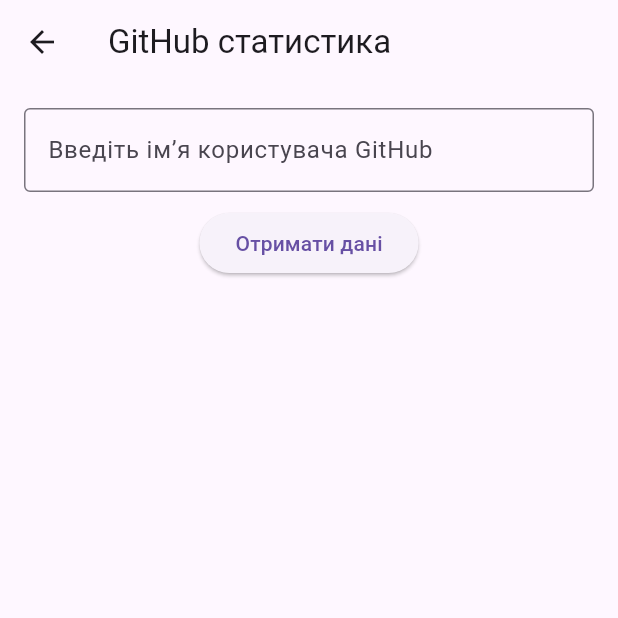
After one commit to ykureninova/crossplatform-programming-labs, a Flutter app: the GithubPage screen opened by its route, on a phone screen of 412 x 824 dp, the top half of it. The commit adds this screen. Run offline on Flutter 3.47's test engine with Material 3 defaults, Android fonts, the phone set to English and light mode, and no system bars; our stand-ins replace go_router.

Commit message:
Fifth lab added

```diff
--- a/lib/app_router.dart
+++ b/lib/app_router.dart
@@ -1,14 +1,12 @@
 import 'package:go_router/go_router.dart';
 import 'views/home_page.dart';
 import 'views/about_page.dart';
+import 'views/github_page.dart';
 
 class AppRouter {
   static final router = GoRouter(
     routes: [
-      GoRoute(
-        path: '/',
-        builder: (context, state) => const HomePage(),
-      ),
+      GoRoute(path: '/', builder: (context, state) => const HomePage()),
       GoRoute(
         path: '/about/:index',
         builder: (context, state) {
@@ -16,6 +14,7 @@
           return AboutPage(index: index);
         },
       ),
+      GoRoute(path: '/github', builder: (context, state) => const GithubPage()),
     ],
   );
 }
--- /dev/null
+++ b/lib/models/github_model.dart
@@ -0,0 +1,31 @@
+class GithubModel {
+  final String login;
+  final String avatarUrl;
+  final int publicRepos;
+  final int followers;
+  final int following;
+  final String htmlUrl;
+  final String bio;
+
+  GithubModel({
+    required this.login,
+    required this.avatarUrl,
+    required this.publicRepos,
+    required this.followers,
+    required this.following,
+    required this.htmlUrl,
+    required this.bio,
+  });
+
+  factory GithubModel.fromJson(Map<String, dynamic> json) {
+    return GithubModel(
+      login: json['login'] ?? '',
+      avatarUrl: json['avatar_url'] ?? '',
+      publicRepos: json['public_repos'] ?? 0,
+      followers: json['followers'] ?? 0,
+      following: json['following'] ?? 0,
+      htmlUrl: json['html_url'] ?? '',
+      bio: json['bio'] ?? '',
+    );
+  }
+}
--- /dev/null
+++ b/lib/repositories/github_repository.dart
@@ -0,0 +1,10 @@
+import '../models/github_model.dart';
+import '../services/github_service.dart';
+
+class GithubRepository {
+  final GithubService _service = GithubService();
+
+  Future<GithubModel?> getUserData(String username) {
+    return _service.fetchUser(username);
+  }
+}
--- /dev/null
+++ b/lib/viewmodels/github_viewmodel.dart
@@ -0,0 +1,22 @@
+import 'package:flutter/foundation.dart';
+import '../models/github_model.dart';
+import '../repositories/github_repository.dart';
+
+class GithubViewModel extends ChangeNotifier {
+  final GithubRepository _repo = GithubRepository();
+  GithubModel? _user;
+  bool _loading = false;
+
+  GithubModel? get user => _user;
+  bool get loading => _loading;
+
+  Future<void> fetchUser(String username) async {
+    _loading = true;
+    notifyListeners();
+
+    _user = await _repo.getUserData(username);
+
+    _loading = false;
+    notifyListeners();
+  }
+}
--- /dev/null
+++ b/lib/views/github_page.dart
@@ -0,0 +1,106 @@
+import 'package:flutter/material.dart';
+import 'package:provider/provider.dart';
+import 'package:url_launcher/url_launcher.dart';
+import '../viewmodels/github_viewmodel.dart';
+import 'package:go_router/go_router.dart';
+
+class GithubPage extends StatefulWidget {
+  const GithubPage({super.key});
+
+  @override
+  State<GithubPage> createState() => _GithubPageState();
+}
+
+class _GithubPageState extends State<GithubPage> {
+  final _controller = TextEditingController();
+
+  Future<void> _openProfile(String url) async {
+    final uri = Uri.parse(url);
+    if (await canLaunchUrl(uri)) {
+      await launchUrl(uri, mode: LaunchMode.externalApplication);
+    } else {
+      if (!mounted) return;
+      ScaffoldMessenger.of(context).showSnackBar(
+        const SnackBar(content: Text('Не вдалося відкрити посилання')),
+      );
+    }
+  }
+
+  @override
+  Widget build(BuildContext context) {
+    final vm = Provider.of<GithubViewModel>(context);
+
+    return Scaffold(
+      appBar: AppBar(
+        title: const Text('GitHub статистика'),
+        leading: IconButton(
+          icon: const Icon(Icons.arrow_back),
+          onPressed: () => context.go('/'),
+        ),
+      ),
+      body: Padding(
+        padding: const EdgeInsets.all(16),
+        child: Column(
+          children: [
+            TextField(
+              controller: _controller,
+              decoration: const InputDecoration(
+                labelText: 'Введіть ім’я користувача GitHub',
+                border: OutlineInputBorder(),
+              ),
+            ),
+            const SizedBox(height: 10),
+            ElevatedButton(
+              onPressed: () {
+                final username = _controller.text.trim();
+                if (username.isNotEmpty) vm.fetchUser(username);
+              },
+              child: const Text('Отримати дані'),
+            ),
+            const SizedBox(height: 20),
+            if (vm.loading)
+              const CircularProgressIndicator()
+            else if (vm.user != null)
+              Expanded(
+                child: Card(
+                  elevation: 4,
+                  margin: const EdgeInsets.all(8),
+                  child: Padding(
+                    padding: const EdgeInsets.all(16),
+                    child: Column(
+                      children: [
+                        CircleAvatar(
+                          radius: 50,
+                          backgroundImage: NetworkImage(vm.user!.avatarUrl),
+                        ),
+                        const SizedBox(height: 10),
+                        Text(
+                          vm.user!.login,
+                          style: const TextStyle(
+                              fontSize: 22, fontWeight: FontWeight.bold),
+                        ),
+                        if (vm.user!.bio.isNotEmpty)
+                          Padding(
+                            padding: const EdgeInsets.symmetric(vertical: 8),
+                            child: Text(vm.user!.bio),
+                          ),
+                        const Divider(),
+                        Text('Публічні репозиторії: ${vm.user!.publicRepos}'),
+                        Text('Підписники: ${vm.user!.followers}'),
+                        Text('Підписки: ${vm.user!.following}'),
+                        const SizedBox(height: 8),
+                        TextButton(
+                          onPressed: () => _openProfile(vm.user!.htmlUrl),
+                          child: const Text('Відкрити профіль'),
+                        ),
+                      ],
+                    ),
+                  ),
+                ),
+              ),
+          ],
+        ),
+      ),
+    );
+  }
+}
--- a/lib/views/home_page.dart
+++ b/lib/views/home_page.dart
@@ -17,10 +17,18 @@
               selectedIndex: 0,
               onDestinationSelected: (i) {
                 if (i == 0) context.go('/');
+                if (i == 1) context.go('/github');
               },
               labelType: NavigationRailLabelType.all,
               destinations: const [
-                NavigationRailDestination(icon: Icon(Icons.home), label: Text('Головна')),
+                NavigationRailDestination(
+                  icon: Icon(Icons.home),
+                  label: Text('Головна'),
+                ),
+                NavigationRailDestination(
+                  icon: Icon(Icons.code),
+                  label: Text('GitHub'),
+                ),
               ],
             ),
           ),
@@ -31,7 +39,9 @@
               itemBuilder: (context, index) {
                 final user = vm.users[index];
                 return ListTile(
-                  leading: CircleAvatar(backgroundImage: AssetImage(user.avatarPath)),
+                  leading: CircleAvatar(
+                    backgroundImage: AssetImage(user.avatarPath),
+                  ),
                   title: Text(user.name),
                   subtitle: Text(user.bio),
                   onTap: () => context.go('/about/$index'),
--- a/pubspec.yaml
+++ b/pubspec.yaml
@@ -13,6 +13,8 @@
   go_router: ^14.0.0
   cupertino_icons: ^1.0.8
   provider: ^6.1.2
+  http: ^1.2.0
+  url_launcher: ^6.3.0
 
 dev_dependencies:
   flutter_test:
```
Also changed, not shown: lib/main.dart (+10 -1 lines), lib/services/github_service.dart (added, +16 -0 lines), pubspec.lock, 5 other files.
